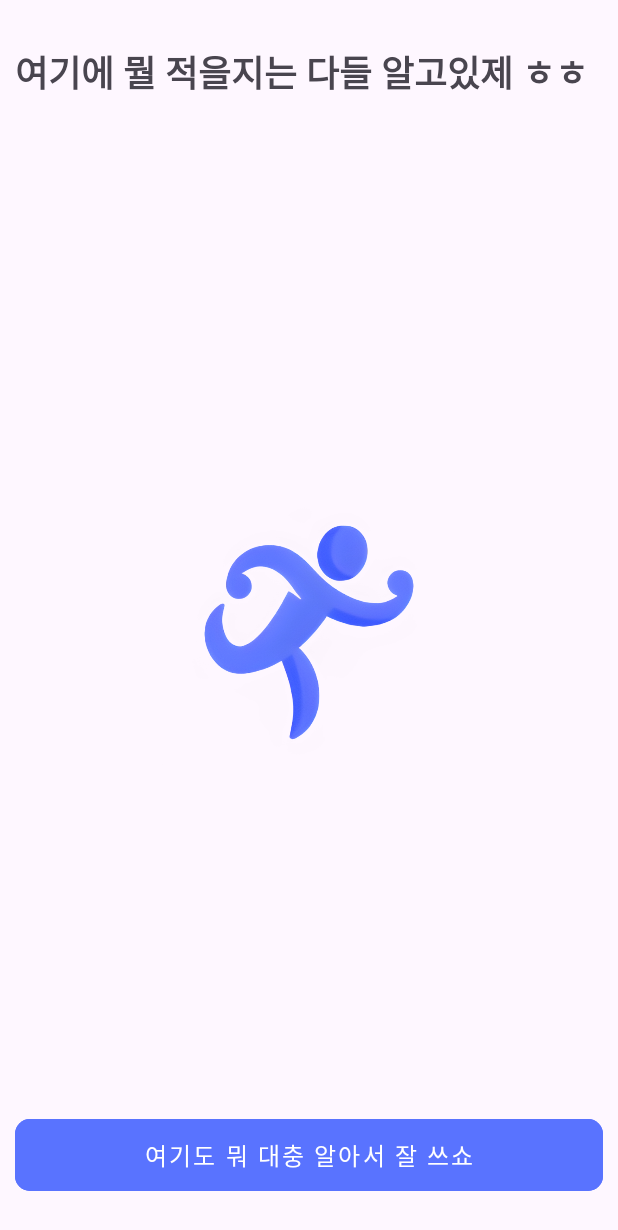
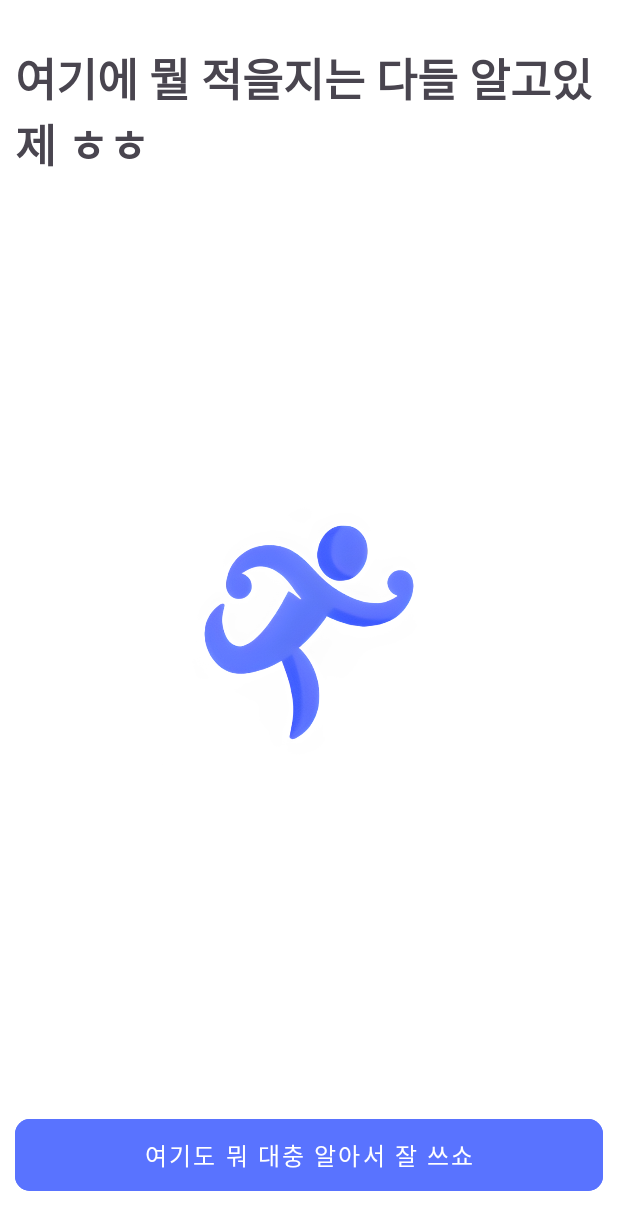
Before and after one commit to qkrwnstlr/pacemaker, an Android app: the layout base.xml on its own in the app's theme, with its tools: preview values and no code run, on a phone screen of 412 x 824 dp. Shown: the top 1230 px of the screen. Run offline under Robolectric (Android 15) with nearby library versions, the phone set to English and light mode, and no system bars.

Commit message:
[S11P21S004-147] [FE] style: UI 요소 정리

```diff
--- a/android/app/src/main/res/values/colors.xml
+++ b/android/app/src/main/res/values/colors.xml
@@ -2,4 +2,11 @@
 <resources>
     <color name="black">#FF000000</color>
     <color name="white">#FFFFFFFF</color>
+    <color name="primary">#5973FF</color>
+    <color name="secondPrimary">#889AFF</color>
+    <color name="thirdPrimary">#B1BDFF</color>
+    <color name="fourthPrimary">#D9DFFF</color>
+    <color name="fifthPrimary">#EFF2FF</color>
+    <color name="reversePrimary">#FF76A0</color>
+    <color name="disable">#9F9F9F</color>
 </resources>
--- a/android/app/src/main/res/values/themes.xml
+++ b/android/app/src/main/res/values/themes.xml
@@ -1,8 +1,9 @@
-<resources xmlns:tools="http://schemas.android.com/tools">
+<resources>
     <!-- Base application theme. -->
     <style name="Base.Theme.PaceMaker" parent="Theme.Material3.DayNight.NoActionBar">
         <!-- Customize your light theme here. -->
-        <!-- <item name="colorPrimary">@color/my_light_primary</item> -->
+        <item name="colorPrimary">@color/primary</item>
+        <item name="android:colorBackground">@color/white</item>
     </style>
 
     <style name="Theme.PaceMaker" parent="Base.Theme.PaceMaker" />
--- a/android/presentation/src/main/res/layout/base.xml
+++ b/android/presentation/src/main/res/layout/base.xml
@@ -7,12 +7,11 @@
 
     <TextView
         android:id="@+id/tv_explain"
+        style="@style/TitleText"
         android:layout_width="match_parent"
         android:layout_height="wrap_content"
-        android:layout_marginStart="@dimen/margin_10"
+        android:layout_marginHorizontal="@dimen/margin_10"
         android:layout_marginTop="@dimen/margin_30"
-        android:textSize="@dimen/text_24"
-        android:textStyle="bold"
         app:layout_constraintEnd_toEndOf="parent"
         app:layout_constraintStart_toStartOf="parent"
         app:layout_constraintTop_toTopOf="parent"
@@ -20,8 +19,8 @@
 
     <ImageView
         android:id="@+id/iv_runner"
-        android:layout_width="196dp"
-        android:layout_height="196dp"
+        android:layout_width="@dimen/image_196"
+        android:layout_height="@dimen/image_196"
         android:src="@drawable/runner"
         app:layout_constraintBottom_toBottomOf="parent"
         app:layout_constraintEnd_toEndOf="parent"
--- a/android/presentation/src/main/res/values/dimens.xml
+++ b/android/presentation/src/main/res/values/dimens.xml
@@ -2,6 +2,7 @@
 <resources>
 
     <dimen name="text_36">36sp</dimen>
+    <dimen name="text_30">30sp</dimen>
     <dimen name="text_24">24sp</dimen>
     <dimen name="text_18">18sp</dimen>
     <dimen name="text_16">16sp</dimen>
@@ -18,4 +19,5 @@
     <dimen name="padding_14">14sp</dimen>
     <dimen name="padding_10">10sp</dimen>
 
+    <dimen name="image_196">196dp</dimen>
 </resources>
--- a/android/presentation/src/main/res/values/styles.xml
+++ b/android/presentation/src/main/res/values/styles.xml
@@ -15,4 +15,9 @@
         <item name="shapeAppearanceOverlay">@style/ShapeAppearanceOverlayExtended</item>
     </style>
 
+    <style name="TitleText" parent="">
+        <item name="android:textSize">@dimen/text_30</item>
+        <item name="android:textStyle">bold</item>
+    </style>
+
 </resources>
```
Also changed, not shown: android/presentation/src/main/res/values/strings.xml (+12 -0 lines).
